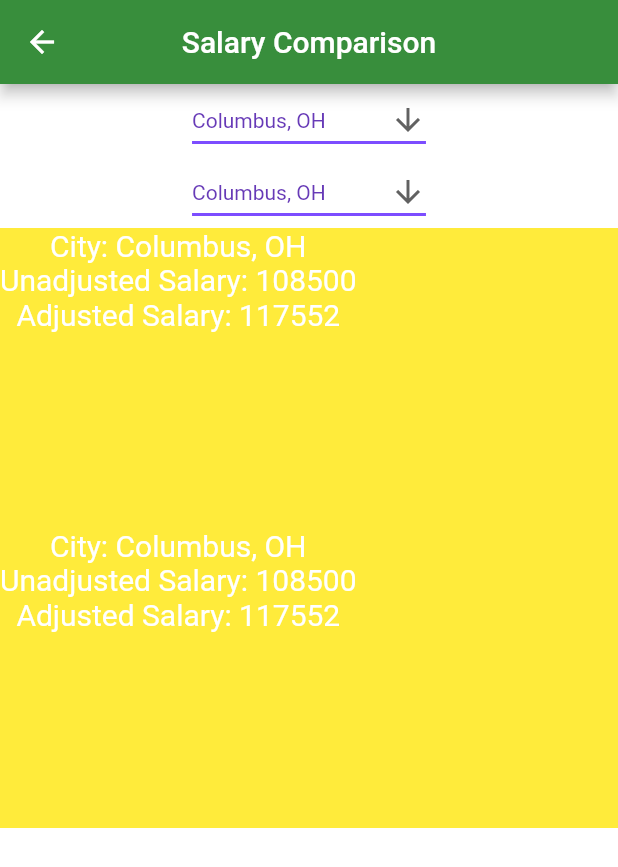
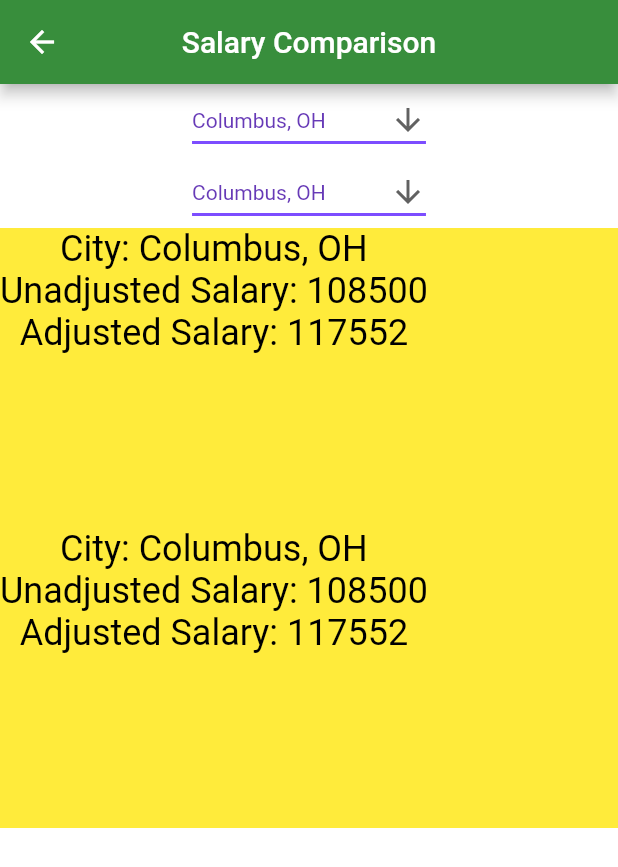
Before and after one commit to JayNordy/csfinalproject, a Flutter app: the screen it shows after launch, after a tap on "Salary Comparison", on a phone screen of 412 x 824 dp. Shown: the top 867 px of the screen. Run offline on Flutter 3.47's test engine with Material 2 defaults, Android fonts, the phone set to English and light mode, and no system bars; our stand-ins replace audioplayers, flutter_rating_bar.

Commit message:
minor changes made throughout
changes make screen contents more visable and inutitive without changing functionality

```diff
--- a/lib/pages/comparing_page.dart
+++ b/lib/pages/comparing_page.dart
@@ -174,9 +174,9 @@ class _ComparingState extends State<ComparingPage>  {
                 height: 200,
                 child: Column(
                   children: [
-                    cityOne,
-                    unAdjustedOne,
-                    adjustedOne,
+                    Text(cityOne.data!, style: TextStyle(color:Colors.black, fontSize: 24),),
+                    Text(unAdjustedOne.data!, style: TextStyle(color:Colors.black, fontSize: 24),),
+                    Text(adjustedOne.data!, style: TextStyle(color:Colors.black, fontSize: 24),),
                   ],
                 ),
 
@@ -187,9 +187,9 @@ class _ComparingState extends State<ComparingPage>  {
                 height: 200,
                 child: Column(
                   children: [
-                    cityTwo,
-                    unAdjustedTwo,
-                    adjustedTwo,
+                    Text(cityTwo.data!, style: TextStyle(color:Colors.black, fontSize: 24),),
+                    Text(unAdjustedTwo.data!, style: TextStyle(color:Colors.black, fontSize: 24),),
+                    Text(adjustedTwo.data!, style: TextStyle(color:Colors.black, fontSize: 24),),
                   ],
                 ),
 
--- a/lib/utils/journal.dart
+++ b/lib/utils/journal.dart
@@ -139,7 +139,7 @@ class Journal {
 
   Future<String> _read(dir) async {
     String text = "";
-    //print("READING");
+    print("READING" + dir);
     try {
 
       final Directory directory = await getApplicationDocumentsDirectory();
@@ -170,7 +170,7 @@ class Journal {
           String suggestions = line[6];
           addEvent(ref, Company: company, Quality: quality, Impressions: impressions, Challenges: challenges, Suggestions: suggestions);
         }
-        //print("Found File (_read) \n" + '${directory.path}/$dir');
+        print("Found File (_read) \n" + '${directory.path}/$dir');
       }
 
     } catch (e) {
```
Also changed, not shown: lib/pages/create_journal_page.dart (+4 -4 lines), lib/pages/journal_page.dart (+8 -2 lines).
